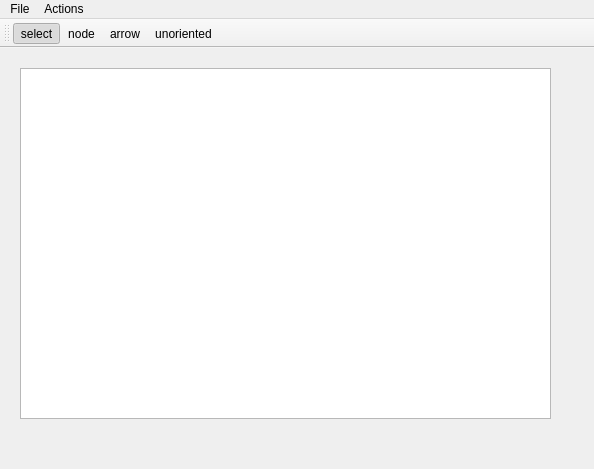
The window that src/mainwindow.ui (N1kla3/PaintEditor) describes before a commit, drawn with Qt 5.
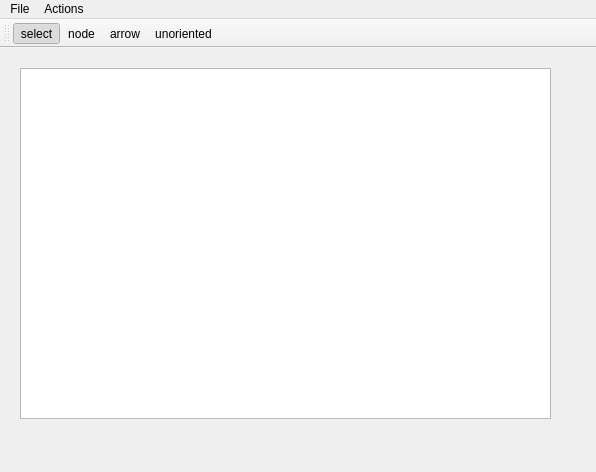
The same window after the commit. Icons and pictures are not drawn.

Commit message: try line proto

```diff
--- a/src/mainwindow.ui
+++ b/src/mainwindow.ui
@@ -6,8 +6,8 @@
    <rect>
     <x>0</x>
     <y>0</y>
-    <width>594</width>
-    <height>469</height>
+    <width>596</width>
+    <height>472</height>
    </rect>
   </property>
   <property name="windowTitle">
@@ -51,7 +51,7 @@
     <rect>
      <x>0</x>
      <y>0</y>
-     <width>594</width>
+     <width>596</width>
      <height>21</height>
     </rect>
    </property>
@@ -92,7 +92,7 @@
    <attribute name="toolBarBreak">
     <bool>false</bool>
    </attribute>
-   <addaction name="actionSelect"/>
+   <addaction name="LineMode"/>
    <addaction name="actionNode"/>
    <addaction name="actionArrow"/>
    <addaction name="actionunoriented"/>
@@ -129,7 +129,7 @@
     <string>UnOri</string>
    </property>
   </action>
-  <action name="actionSelect">
+  <action name="LineMode">
    <property name="checkable">
     <bool>true</bool>
    </property>
@@ -138,8 +138,7 @@
    </property>
    <property name="icon">
     <iconset>
-     <normaloff>:/picture/cursor.png</normaloff>
-     <normalon>:/Pictures/graph/cursor.png</normalon>:/picture/cursor.png</iconset>
+     <normaloff>../../../OneDrive/Изображения/meme.jpg</normaloff>../../../OneDrive/Изображения/meme.jpg</iconset>
    </property>
    <property name="text">
     <string>select</string>
```
Left out of the diff: 2 changed lines with no effect on the pictures. The commit also changes 6 other files.
